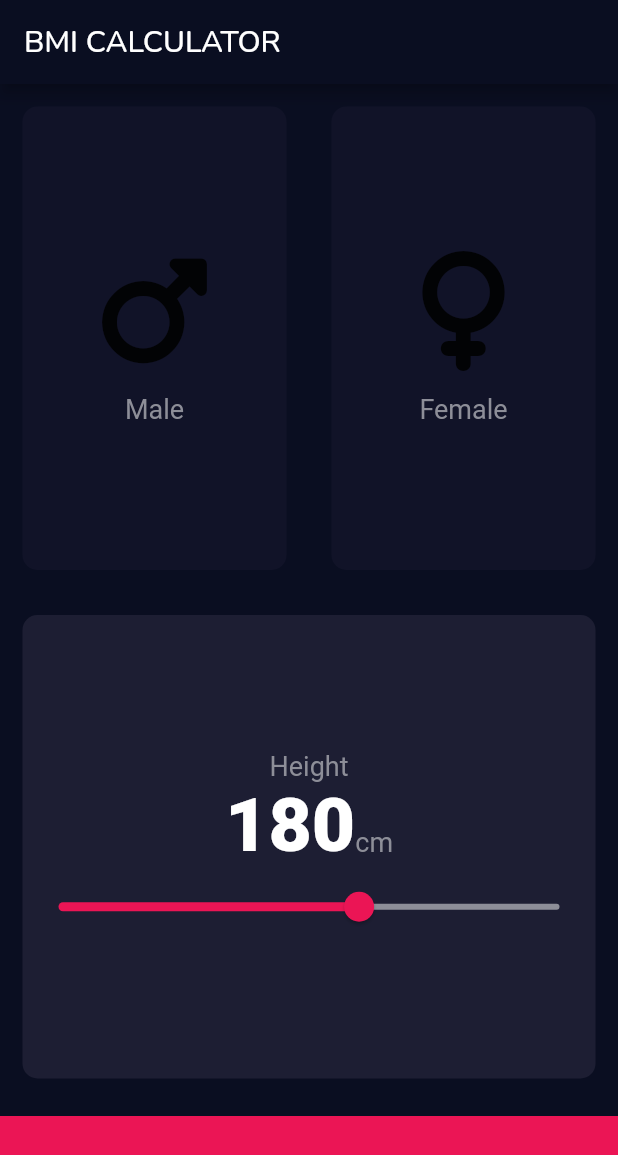
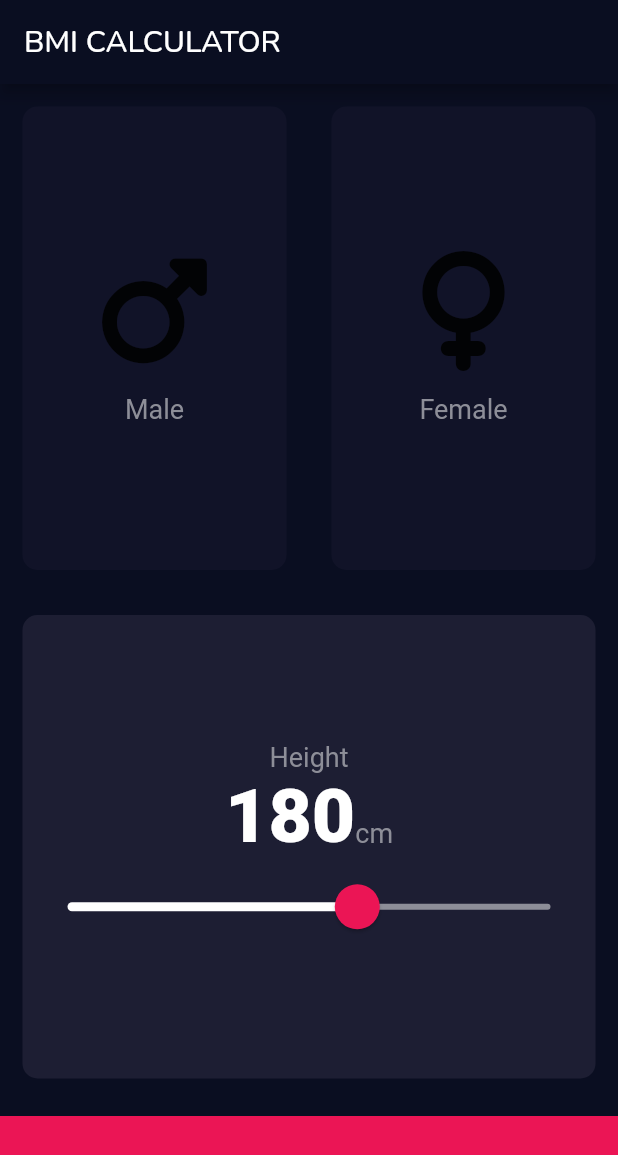
Before and after one commit to rhodinemma/hevy-flutter, a Flutter app: the screen it shows after launch, on a phone screen of 412 x 824 dp. Shown: the top 1155 px of the screen. Run offline on Flutter 3.47's test engine with Material 2 defaults, Android fonts, the phone set to English and light mode, and no system bars; our stand-ins replace font_awesome_flutter, google_fonts.

Commit message:
customizing flutter widgets

```diff
--- a/lib/main.dart
+++ b/lib/main.dart
@@ -108,19 +108,33 @@ class _HomePageState extends State<HomePage> {
                     textBaseline: TextBaseline.alphabetic,
                     children: <Widget>[
                       Text(height.toString(), style: kNumberTextStyle),
-                      const Text('cm', style: kLabelTextStyle,)
+                      const Text(
+                        'cm',
+                        style: kLabelTextStyle,
+                      )
                     ],
                   ),
-                  Slider(value: height.toDouble(),
+                  SliderTheme(
+                    data: SliderTheme.of(context).copyWith(
+                      activeTrackColor: Colors.white,
+                      inactiveTrackColor: const Color(0xFF8D8E98),
+                      thumbColor: const Color(0xFFEB1555),
+                      overlayColor: const Color(0x29EB1555),
+                      thumbShape:
+                          const RoundSliderThumbShape(enabledThumbRadius: 15.0),
+                      overlayShape:
+                          const RoundSliderOverlayShape(overlayRadius: 30.0),
+                    ),
+                    child: Slider(
+                        value: height.toDouble(),
                         min: 120.0,
                         max: 220.0,
-                      activeColor: Color(0xFFEB1555),
-                      inactiveColor: Color(0xFF8D8E98),
                         onChanged: (double newValue) {
                           setState(() {
                             height = newValue.round();
                           });
                         }),
+                  ),
                 ],
               ),
               onPress: () {},
```
Lines whose indentation alone changed are shown as unchanged.
